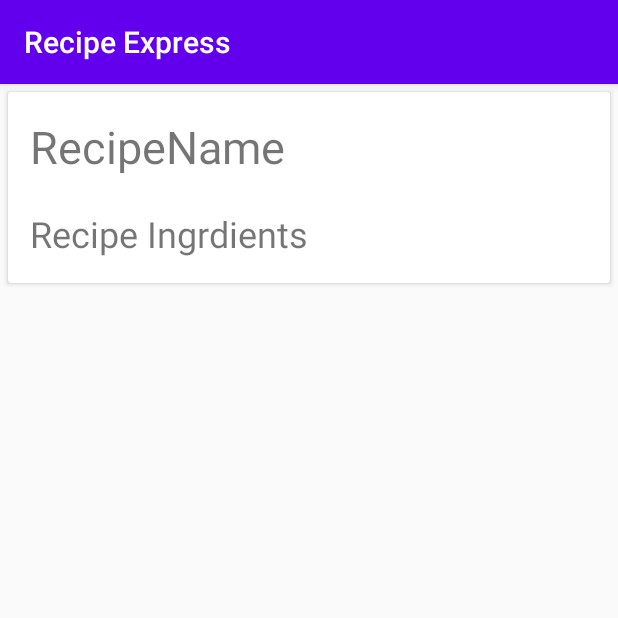
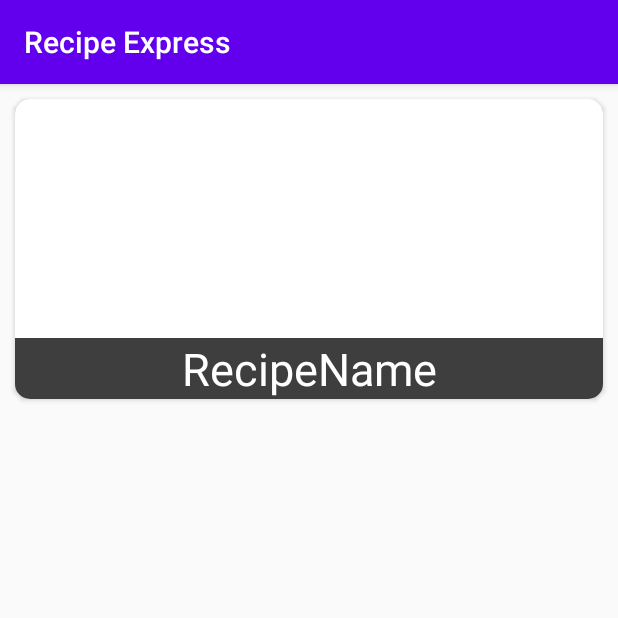
Before and after one commit to HeleneWentworth/RecipeExpress, an Android app: the fragment AllRecipeFragment shown on its own in the app's theme, on a phone screen of 412 x 824 dp, the top half of it. Run offline under Robolectric (Android 15) with nearby library versions, the phone set to English and light mode, and no system bars; our stand-ins replace data binding.

```diff
--- a/app/src/main/res/layout/fragment_all_recipe.xml
+++ b/app/src/main/res/layout/fragment_all_recipe.xml
@@ -7,52 +7,40 @@
     <androidx.cardview.widget.CardView
         android:layout_width="match_parent"
         android:layout_height="wrap_content"
-        android:layout_margin="5dp"
+        android:layout_margin="10dp"
+        app:cardCornerRadius="10dp"
         android:elevation="3dp"
         >
 
         <androidx.constraintlayout.widget.ConstraintLayout
             android:layout_width="match_parent"
-            android:layout_height="wrap_content">
-
-            <TextView
-                android:id="@+id/recipeViewName"
-                android:layout_width="209dp"
-                android:layout_height="46dp"
-                android:layout_marginTop="16dp"
-                android:layout_marginEnd="20dp"
-                android:text="RecipeName"
-                android:textSize="30sp"
-                app:layout_constraintEnd_toStartOf="@+id/recipeViewImage"
-                app:layout_constraintHorizontal_bias="1.0"
-                app:layout_constraintStart_toStartOf="parent"
-                app:layout_constraintTop_toTopOf="parent" />
-
-            <TextView
-                android:id="@+id/recipeViewIngredients"
-                android:layout_width="wrap_content"
-                android:layout_height="wrap_content"
-                android:layout_marginTop="16dp"
-                android:layout_marginEnd="29dp"
-                android:text="Recipe Ingrdients"
-                android:textSize="24sp"
-                app:layout_constraintEnd_toStartOf="@+id/recipeViewImage"
-                app:layout_constraintStart_toStartOf="parent"
-                app:layout_constraintTop_toBottomOf="@+id/recipeViewName" />
+            android:layout_height="200dp">
 
             <ImageView
                 android:id="@+id/recipeViewImage"
-                android:layout_width="141dp"
-                android:layout_height="127dp"
+                android:layout_width="423dp"
+                android:layout_height="215dp"
                 android:paddingTop="5dp"
                 android:paddingBottom="5dp"
                 app:layout_constraintBottom_toBottomOf="parent"
                 app:layout_constraintEnd_toEndOf="parent"
-                app:layout_constraintHorizontal_bias="0.938"
                 app:layout_constraintStart_toStartOf="parent"
                 app:layout_constraintTop_toTopOf="parent"
-                app:layout_constraintVertical_bias="1.0"
                 tools:src="@tools:sample/avatars" />
+
+            <TextView
+                android:id="@+id/recipeViewName"
+                android:layout_width="match_parent"
+                android:layout_height="wrap_content"
+                android:background="#3E3E3E"
+                android:text="RecipeName"
+                android:textAlignment="center"
+                android:textColor="#FFFFFF"
+                android:textSize="30sp"
+                app:layout_constraintBottom_toBottomOf="parent"
+                app:layout_constraintEnd_toEndOf="parent"
+                app:layout_constraintHorizontal_bias="0.0"
+                app:layout_constraintStart_toStartOf="parent" />
 
         </androidx.constraintlayout.widget.ConstraintLayout>
     </androidx.cardview.widget.CardView>
```
Also changed, not shown: app/src/main/java/com/leokuyper/recipeexpress/HomeFragment.kt (+41 -21 lines), app/src/main/res/layout/fragment_home.xml (+17 -18 lines).
